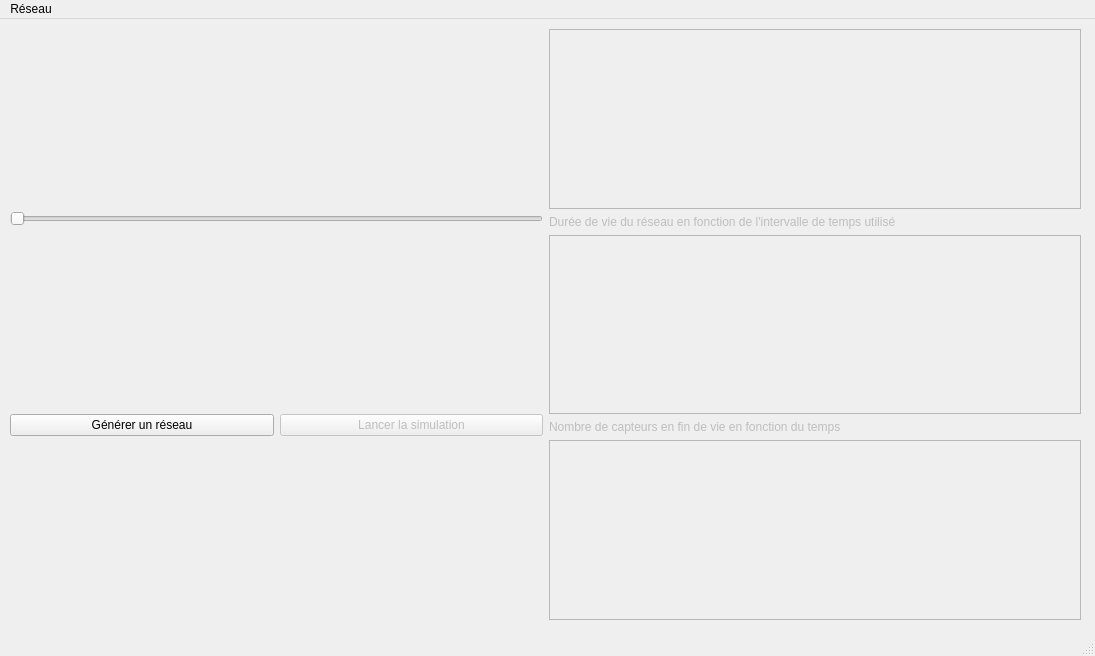
Before: the Qt Designer form Vue/FenetrePrincipaleDesign.ui in DoykFilt/sensorsNetwork, drawn with Qt 5.
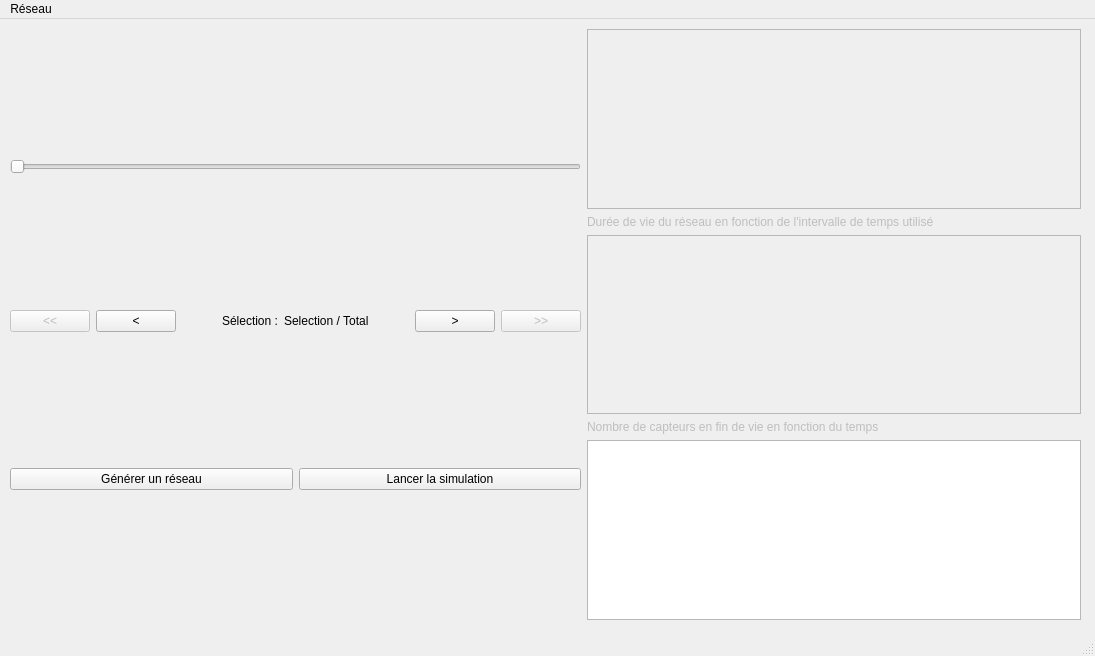
After: the same form once the commit is applied.

```diff
--- a/Vue/FenetrePrincipaleDesign.ui
+++ b/Vue/FenetrePrincipaleDesign.ui
@@ -54,14 +54,96 @@
         <layout class="QVBoxLayout" name="FPD_layout_gauche_haut"/>
        </item>
        <item>
-        <widget class="QSlider" name="FPD_barre_temporelle">
-         <property name="enabled">
-          <bool>false</bool>
-         </property>
-         <property name="orientation">
-          <enum>Qt::Horizontal</enum>
-         </property>
-        </widget>
+        <layout class="QHBoxLayout" name="FPD_layout_barre_temporelle">
+         <item>
+          <widget class="QSlider" name="FPD_barre_temporelle">
+           <property name="enabled">
+            <bool>true</bool>
+           </property>
+           <property name="orientation">
+            <enum>Qt::Horizontal</enum>
+           </property>
+          </widget>
+         </item>
+        </layout>
+       </item>
+       <item>
+        <layout class="QHBoxLayout" name="FPD_layout_control_resultat">
+         <item>
+          <widget class="QPushButton" name="FPD_boutton_saut_arriere">
+           <property name="enabled">
+            <bool>false</bool>
+           </property>
+           <property name="text">
+            <string>&lt;&lt;</string>
+           </property>
+          </widget>
+         </item>
+         <item>
+          <widget class="QPushButton" name="FPD_boutton_arrire">
+           <property name="text">
+            <string>&lt;</string>
+           </property>
+          </widget>
+         </item>
+         <item>
+          <spacer name="FPD_espace_1">
+           <property name="orientation">
+            <enum>Qt::Horizontal</enum>
+           </property>
+           <property name="sizeHint" stdset="0">
+            <size>
+             <width>40</width>
+             <height>20</height>
+            </size>
+           </property>
+          </spacer>
+         </item>
+         <item>
+          <widget class="QLabel" name="FPD_label_selection">
+           <property name="text">
+            <string>Sélection :</string>
+           </property>
+          </widget>
+         </item>
+         <item>
+          <widget class="QLabel" name="FPD_selection_barre_temporelle">
+           <property name="text">
+            <string>Selection / Total</string>
+           </property>
+          </widget>
+         </item>
+         <item>
+          <spacer name="FPD_espace_2">
+           <property name="orientation">
+            <enum>Qt::Horizontal</enum>
+           </property>
+           <property name="sizeHint" stdset="0">
+            <size>
+             <width>40</width>
+             <height>20</height>
+            </size>
+           </property>
+          </spacer>
+         </item>
+         <item>
+          <widget class="QPushButton" name="FPD_boutton_avant">
+           <property name="text">
+            <string>&gt;</string>
+           </property>
+          </widget>
+         </item>
+         <item>
+          <widget class="QPushButton" name="FPD_boutton_saut_avant">
+           <property name="enabled">
+            <bool>false</bool>
+           </property>
+           <property name="text">
+            <string>&gt;&gt;</string>
+           </property>
+          </widget>
+         </item>
+        </layout>
        </item>
        <item>
         <layout class="QHBoxLayout" name="FPD_layout_gauche_bas">
@@ -75,7 +157,7 @@
          <item>
           <widget class="QPushButton" name="FPD_bouton_lancer_simulation">
            <property name="enabled">
-            <bool>false</bool>
+            <bool>true</bool>
            </property>
            <property name="text">
             <string>Lancer la simulation</string>
@@ -131,7 +213,7 @@
        <item>
         <widget class="QTextBrowser" name="FPD_log">
          <property name="enabled">
-          <bool>false</bool>
+          <bool>true</bool>
          </property>
         </widget>
        </item>
```
Left out of the diff: 17 changed lines with no effect on the pictures.
